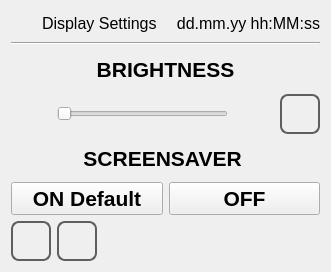
Old version of the form qt_library/ATCMsystem/display_settings.ui in the repository MECTsrl/mect_plugins.
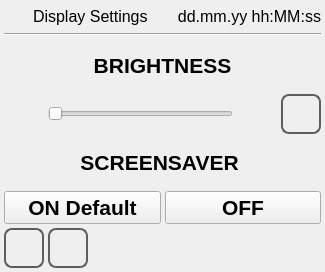
New version of the form. Icons and pictures are not drawn.

The edit to the form file:
```diff
--- a/qt_library/ATCMsystem/display_settings.ui
+++ b/qt_library/ATCMsystem/display_settings.ui
@@ -29,8 +29,17 @@
    <string notr="true"/>
   </property>
   <layout class="QVBoxLayout" name="verticalLayout">
+   <property name="spacing">
+    <number>4</number>
+   </property>
+   <property name="margin">
+    <number>4</number>
+   </property>
    <item>
     <layout class="QHBoxLayout" name="horizontalLayout">
+     <property name="spacing">
+      <number>4</number>
+     </property>
      <item>
       <widget class="QLabel" name="labelIcon">
        <property name="minimumSize">
@@ -157,6 +166,9 @@
    </item>
    <item>
     <layout class="QHBoxLayout" name="horizontalLayout_3">
+     <property name="spacing">
+      <number>4</number>
+     </property>
      <item>
       <widget class="QPushButton" name="pushButtonMinus">
        <property name="sizePolicy">
@@ -332,6 +344,9 @@
    </item>
    <item>
     <layout class="QHBoxLayout" name="horizontalLayout_2">
+     <property name="spacing">
+      <number>4</number>
+     </property>
      <item>
       <widget class="QPushButton" name="pushButtonON">
        <property name="font">
@@ -376,6 +391,9 @@
    </item>
    <item>
     <layout class="QHBoxLayout" name="horizontalLayout_4">
+     <property name="spacing">
+      <number>4</number>
+     </property>
      <item>
       <widget class="QPushButton" name="pushButtonHome">
        <property name="sizePolicy">
```
